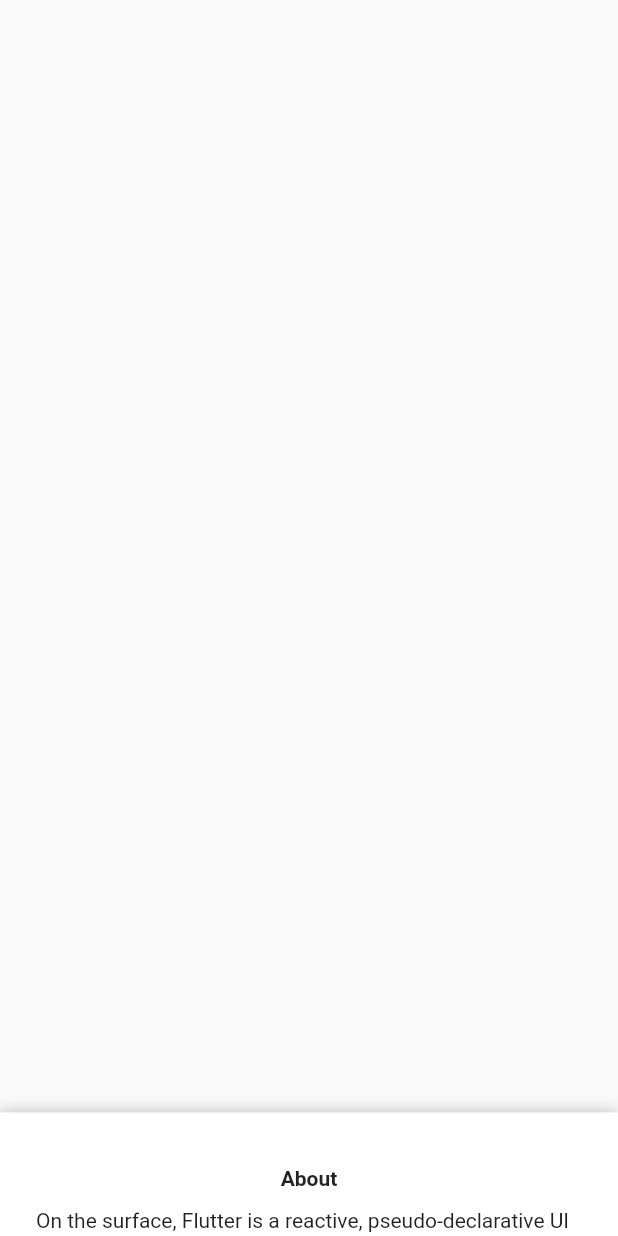
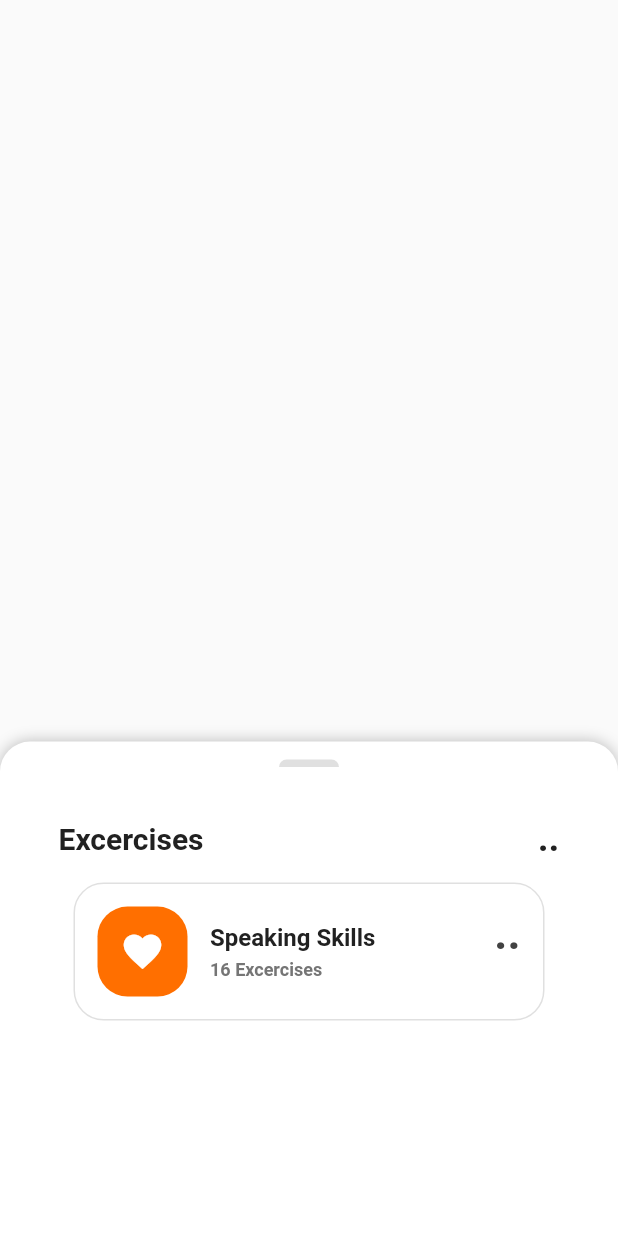
Before and after one commit to LunarioTK/slidable_footer, a Flutter app: the screen it shows after launch, on a phone screen of 412 x 824 dp. Run offline on Flutter 3.47's test engine with Material 2 defaults, Android fonts, the light colour scheme and no system bars; drawn by our look-alikes of sliding_up_panel.

Commit message:
Adicionado  elementos na panel

```diff
--- a/lib/pages/homepage.dart
+++ b/lib/pages/homepage.dart
@@ -10,16 +10,21 @@ class Home extends StatefulWidget {
 }
 
 class _HomeState extends State<Home> {
+  final panelController = PanelController();
+
   @override
   Widget build(BuildContext context) {
-    final panelHeightClosed = MediaQuery.of(context).size.height * 0.1;
+    final panelHeightClosed = MediaQuery.of(context).size.height * 0.4;
     final panelHeightOpen = MediaQuery.of(context).size.height * 0.7;
 
     return Scaffold(
       body: SlidingUpPanel(
+        controller: panelController,
+        borderRadius: const BorderRadius.vertical(top: Radius.circular(20)),
         minHeight: panelHeightClosed,
         maxHeight: panelHeightOpen,
         panelBuilder: (controller) => PanelWidget(
+          panelController: panelController,
           controller: controller,
         ),
       ),
--- a/lib/utils/panelwidget.dart
+++ b/lib/utils/panelwidget.dart
@@ -1,8 +1,12 @@
 import 'package:flutter/material.dart';
+import 'package:footer_page/utils/skillsrow.dart';
+import 'package:sliding_up_panel/sliding_up_panel.dart';
 
 class PanelWidget extends StatelessWidget {
   final ScrollController controller;
-  const PanelWidget({super.key, required this.controller});
+  final PanelController panelController;
+  const PanelWidget(
+      {super.key, required this.controller, required this.panelController});
 
   @override
   Widget build(BuildContext context) {
@@ -10,30 +14,76 @@ class PanelWidget extends StatelessWidget {
       controller: controller,
       padding: EdgeInsets.zero,
       children: <Widget>[
-        const SizedBox(height: 36),
+        const SizedBox(height: 12),
+        buildHandle(),
+        const SizedBox(height: 18),
         buildAboutText(),
         const SizedBox(height: 24),
       ],
     );
   }
 
+  //Traço antes do About
+  Widget buildHandle() => GestureDetector(
+        onTap: togglePanel,
+        child: Center(
+          child: Container(
+            width: 40,
+            height: 5,
+            decoration: BoxDecoration(
+                color: Colors.grey[300],
+                borderRadius: const BorderRadius.vertical(
+                  top: Radius.circular(12),
+                )),
+          ),
+        ),
+      );
+
+  void togglePanel() => panelController.isPanelOpen
+      ? panelController.close()
+      : panelController.open();
+
+  //Tudo dentro do panel
   Widget buildAboutText() => Container(
         padding: const EdgeInsets.symmetric(horizontal: 24),
+        child: Padding(
+          padding: const EdgeInsets.all(15.0),
           child: Column(
-          children: const [
+            crossAxisAlignment: CrossAxisAlignment.start,
+            children: [
+              Row(
+                mainAxisAlignment: MainAxisAlignment.spaceBetween,
+                children: [
                   Text(
-              'About',
+                    'Excercises',
                     style: TextStyle(
-                fontWeight: FontWeight.w600,
+                      fontSize: 20,
+                      fontWeight: FontWeight.bold,
+                      color: Colors.grey[900],
                     ),
                   ),
-            SizedBox(height: 12),
                   Text(
-                """On the surface, Flutter is a reactive, pseudo-declarative UI framework, in which the developer provides a mapping from application state to interface state, and the framework takes on the task of updating the interface at runtime when the application state changes. This model is inspired by work that came from Facebook for their own React framework, which includes a rethinking of many traditional design principles.'
-
-
-                In most traditional UI frameworks, the user interface’s initial state is described once and then separately updated by user code at runtime, in response to events. One challenge of this approach is that, as the application grows in complexity, the developer needs to be aware of how state changes cascade throughout the entire UI. For example, consider the following UI""")
+                    '..',
+                    style: TextStyle(
+                      fontSize: 25,
+                      fontWeight: FontWeight.bold,
+                      color: Colors.grey[900],
+                    ),
+                  )
                 ],
+              ),
+              const SizedBox(height: 15),
+              Column(
+                children: [
+                  SkillBox(
+                      icon: Icons.favorite,
+                      iconColor: Colors.amber.shade900,
+                      boxTitle: 'Speaking Skills',
+                      execercisoNum: 16),
+                ],
+              )
+            ],
+          ),
         ),
       );
 }
--- /dev/null
+++ b/lib/utils/skillsrow.dart
@@ -0,0 +1,89 @@
+import 'package:flutter/material.dart';
+
+class SkillBox extends StatelessWidget {
+  final icon;
+  final Color iconColor;
+  final String boxTitle;
+  final int execercisoNum;
+  const SkillBox(
+      {super.key,
+      required this.icon,
+      required this.iconColor,
+      required this.boxTitle,
+      required this.execercisoNum});
+
+  @override
+  Widget build(BuildContext context) {
+    return Padding(
+      padding: const EdgeInsets.symmetric(horizontal: 10.0),
+      child: Column(
+        children: [
+          Container(
+            padding: const EdgeInsets.all(15),
+            decoration: BoxDecoration(
+              border: Border.all(
+                color: Colors.grey.shade300,
+              ),
+              borderRadius: BorderRadius.circular(20),
+            ),
+            child: Row(
+              mainAxisAlignment: MainAxisAlignment.spaceBetween,
+              crossAxisAlignment: CrossAxisAlignment.start,
+              children: [
+                //Icon da box
+                Row(
+                  children: [
+                    Container(
+                      padding: const EdgeInsets.all(15),
+                      decoration: BoxDecoration(
+                          color: iconColor,
+                          borderRadius: BorderRadius.circular(20)),
+                      child: Icon(
+                        icon,
+                        color: Colors.white,
+                        size: 30,
+                      ),
+                    ),
+                    const SizedBox(width: 15),
+
+                    //Titulo e subtitulo
+                    Column(
+                      crossAxisAlignment: CrossAxisAlignment.start,
+                      children: [
+                        Text(
+                          boxTitle,
+                          style: TextStyle(
+                            color: Colors.grey[900],
+                            fontWeight: FontWeight.bold,
+                            fontSize: 16,
+                          ),
+                        ),
+                        const SizedBox(height: 5),
+                        Text(
+                          '$execercisoNum Excercises',
+                          style: TextStyle(
+                            color: Colors.grey[600],
+                            fontWeight: FontWeight.bold,
+                            fontSize: 12,
+                          ),
+                        ),
+                      ],
+                    ),
+                  ],
+                ),
+                Text(
+                  '..',
+                  style: TextStyle(
+                    color: Colors.grey[800],
+                    fontWeight: FontWeight.bold,
+                    fontSize: 30,
+                  ),
+                ),
+              ],
+            ),
+          ),
+        ],
+      ),
+    );
+  }
+}
```
Lines whose indentation alone changed are shown as unchanged.
